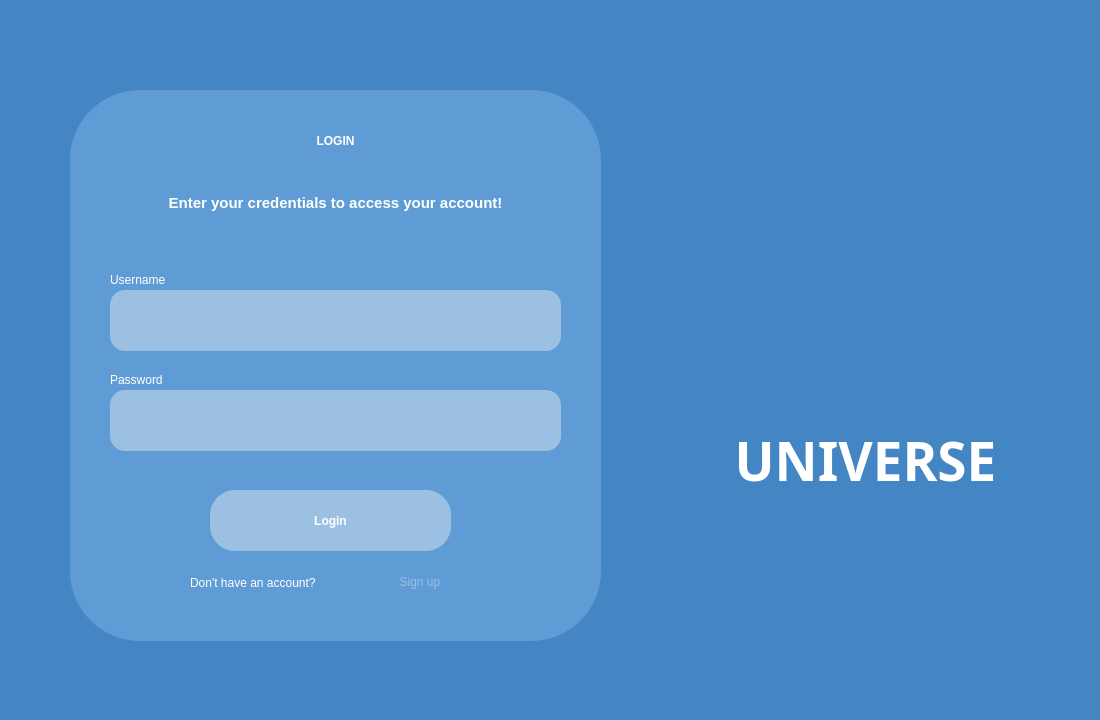
Qt form AGUniverse/login.ui (codingburgas/sprint-eschool-ag-universe) before a commit.
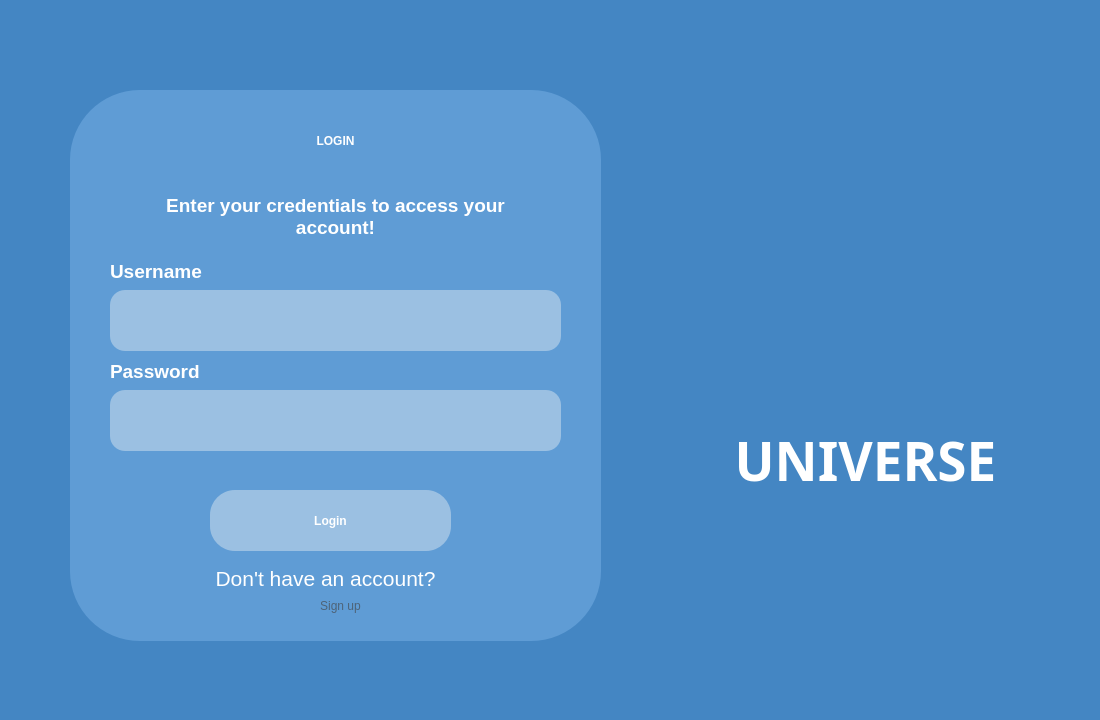
The same form after that commit. Icons and pictures are not drawn.

Commit message: Add new design on main menu

Patch:
```diff
--- a/AGUniverse/login.ui
+++ b/AGUniverse/login.ui
@@ -113,8 +113,8 @@
 hr { height: 1px; border-width: 0; }
 li.unchecked::marker { content: &quot;\2610&quot;; }
 li.checked::marker { content: &quot;\2612&quot;; }
-&lt;/style&gt;&lt;/head&gt;&lt;body style=&quot; font-family:'Allerta'; font-size:15pt; font-weight:400; font-style:normal;&quot;&gt;
-&lt;p align=&quot;center&quot; style=&quot; margin-top:0px; margin-bottom:0px; margin-left:0px; margin-right:0px; -qt-block-indent:0; text-indent:0px;&quot;&gt;&lt;span style=&quot; font-size:11pt; font-weight:700;&quot;&gt;Enter your credentials to access your account!&lt;/span&gt;&lt;/p&gt;&lt;/body&gt;&lt;/html&gt;</string>
+&lt;/style&gt;&lt;/head&gt;&lt;body style=&quot; font-family:'Allerta'; font-size:20pt; font-weight:400; font-style:normal;&quot;&gt;
+&lt;p align=&quot;center&quot; style=&quot; margin-top:0px; margin-bottom:0px; margin-left:0px; margin-right:0px; -qt-block-indent:0; text-indent:0px;&quot;&gt;&lt;span style=&quot; font-size:14pt; font-weight:700;&quot;&gt;Enter your credentials to access your account!&lt;/span&gt;&lt;/p&gt;&lt;/body&gt;&lt;/html&gt;</string>
     </property>
    </widget>
    <widget class="QLineEdit" name="lineEdit">
@@ -141,7 +141,7 @@
     <property name="geometry">
      <rect>
       <x>110</x>
-      <y>270</y>
+      <y>260</y>
       <width>111</width>
       <height>20</height>
      </rect>
@@ -151,7 +151,7 @@
 color:white;</string>
     </property>
     <property name="text">
-     <string>Username</string>
+     <string>&lt;html&gt;&lt;head/&gt;&lt;body&gt;&lt;p&gt;&lt;span style=&quot; font-size:14pt; font-weight:700;&quot;&gt;Username&lt;/span&gt;&lt;/p&gt;&lt;/body&gt;&lt;/html&gt;</string>
     </property>
    </widget>
    <widget class="QLineEdit" name="lineEdit_2">
@@ -178,7 +178,7 @@
     <property name="geometry">
      <rect>
       <x>110</x>
-      <y>370</y>
+      <y>360</y>
       <width>111</width>
       <height>20</height>
      </rect>
@@ -188,7 +188,7 @@
 color:white;</string>
     </property>
     <property name="text">
-     <string>Password</string>
+     <string>&lt;html&gt;&lt;head/&gt;&lt;body&gt;&lt;p&gt;&lt;span style=&quot; font-size:14pt; font-weight:700;&quot;&gt;Password&lt;/span&gt;&lt;/p&gt;&lt;/body&gt;&lt;/html&gt;</string>
     </property>
    </widget>
    <widget class="QPushButton" name="pushButton">
@@ -215,32 +215,33 @@
    <widget class="QLabel" name="label_6">
     <property name="geometry">
      <rect>
-      <x>190</x>
-      <y>570</y>
-      <width>391</width>
-      <height>41</height>
+      <x>120</x>
+      <y>560</y>
+      <width>411</width>
+      <height>51</height>
      </rect>
     </property>
     <property name="styleSheet">
      <string notr="true">font:12pt &quot;Allerta&quot;;</string>
     </property>
     <property name="text">
-     <string>&lt;html&gt;&lt;head/&gt;&lt;body&gt;&lt;p&gt;&lt;span style=&quot; color:#ffffff;&quot;&gt;Don't have an account?&lt;/span&gt;&lt;span style=&quot; color:#9bc0e2;&quot;&gt;&lt;br/&gt;&lt;/span&gt;&lt;/p&gt;&lt;/body&gt;&lt;/html&gt;</string>
+     <string>&lt;html&gt;&lt;head/&gt;&lt;body&gt;&lt;p align=&quot;center&quot;&gt;&lt;span style=&quot; font-size:16pt; color:#ffffff;&quot;&gt;Don't have an account?&lt;/span&gt;&lt;span style=&quot; color:#9bc0e2;&quot;&gt;&lt;br/&gt;&lt;/span&gt;&lt;/p&gt;&lt;/body&gt;&lt;/html&gt;</string>
     </property>
    </widget>
    <widget class="QPushButton" name="pushButton_2">
     <property name="geometry">
      <rect>
-      <x>380</x>
-      <y>570</y>
-      <width>80</width>
-      <height>24</height>
+      <x>240</x>
+      <y>580</y>
+      <width>201</width>
+      <height>51</height>
      </rect>
     </property>
     <property name="styleSheet">
      <string notr="true">border:0px;
-font:12pt &quot;Allerta&quot;;
-color:#9bc0e2;</string>
+font:17pt &quot;Allerta&quot;;
+color:#4d6378;
+</string>
     </property>
     <property name="text">
      <string>Sign up</string>
```
Left out of the diff: 18 changed lines with no effect on the pictures. The commit also changes 4 other files.
